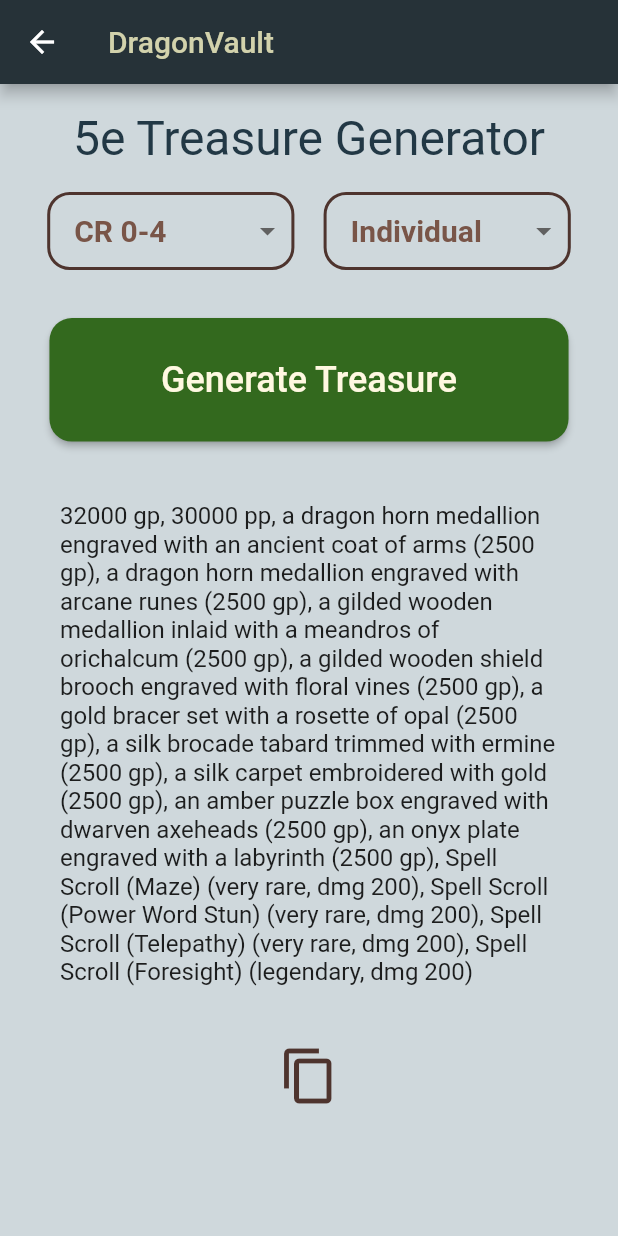
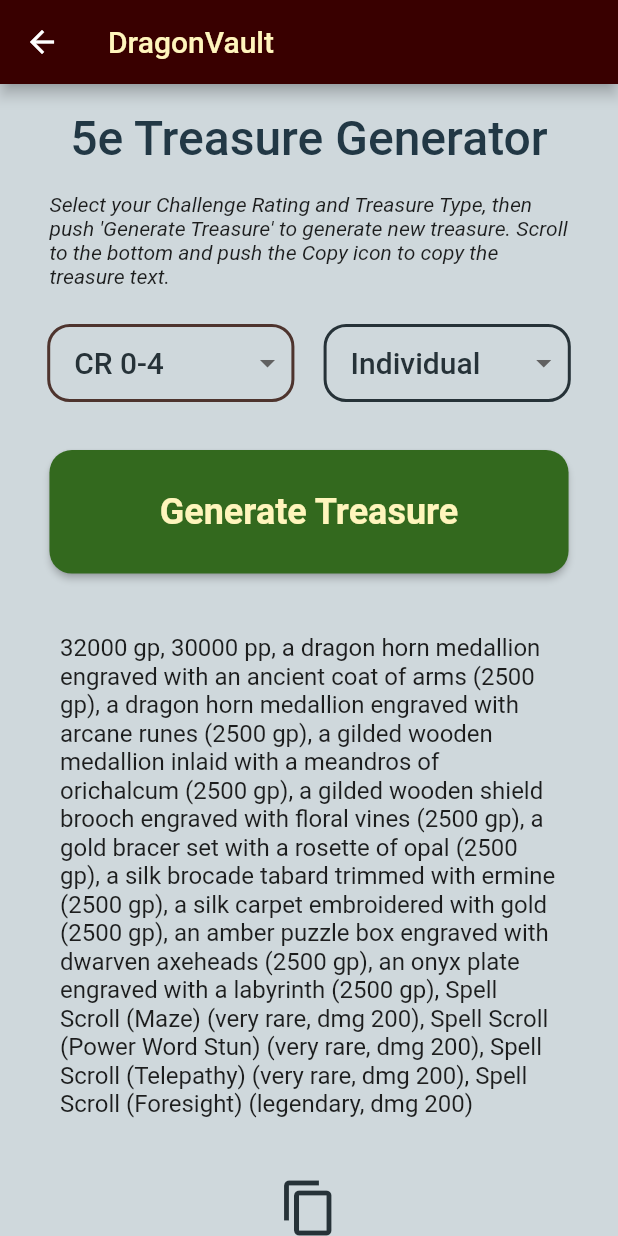
Before and after one commit to villagelder/generator5e, a Flutter app: the screen it shows after launch, after a tap on "Treasures", on a phone screen of 412 x 824 dp. Run offline on Flutter 3.47's test engine with Material 2 defaults, Android fonts, the phone set to English and light mode, and no system bars; Roboto replaces fonts that are missing (Georgia).

Commit message:
styled pages

```diff
--- a/lib/treasures.dart
+++ b/lib/DND5e/treasures.dart
@@ -9,10 +9,11 @@ class TreasuresPage extends MaterialPageRoute<Null> {
               title: const Text(
                 'DragonVault',
                 style: TextStyle(
-                  color: Color.fromRGBO(210, 210, 172, 1.0),
+                  fontFamily: 'Georgia',
+                  color: Color.fromRGBO(255, 245, 188, 1.0),
                 ),
               ),
-              backgroundColor:  Colors.blueGrey.shade900,
+              backgroundColor: const Color.fromRGBO(57, 0, 0, 1.0),
             ),
             body: SingleChildScrollView(
               scrollDirection: Axis.vertical,
@@ -26,10 +27,24 @@ class TreasuresPage extends MaterialPageRoute<Null> {
                         child: Text(
                           '5e Treasure Generator',
                           style: TextStyle(
+                            fontFamily: 'Georgia',
                             fontSize: 32,
+                            fontWeight: FontWeight.w500,
                             color: Color.fromRGBO(34, 56, 69, 1.0),
                           ),
                         ),
+                      ),
+                    ),
+                  ),
+                  SizedBox(
+                    width: MediaQuery.of(ctx).size.width * 0.84,
+                    child: const Padding(
+                      padding: EdgeInsets.fromLTRB(0, 12.0, 0, 12.0),
+                      child: Text(
+                        'Select your Challenge Rating and Treasure Type, then push \'Generate Treasure\' to '
+                        'generate new treasure. Scroll to the bottom and push the Copy icon to copy the treasure text.',
+                        style: TextStyle(
+                            fontFamily: 'Georgia', fontStyle: FontStyle.italic),
                       ),
                     ),
                   ),
@@ -50,7 +65,8 @@ class TreasuresPage extends MaterialPageRoute<Null> {
                       height: MediaQuery.of(ctx).size.height * 0.1,
                       child: ElevatedButton(
                         style: ElevatedButton.styleFrom(
-                          foregroundColor: Colors.amber.shade50,
+                          foregroundColor:
+                              const Color.fromRGBO(255, 245, 188, 1.0),
                           backgroundColor: Colors.lightGreen.shade900,
                           shape: RoundedRectangleBorder(
                             borderRadius: BorderRadius.circular(15),
@@ -59,7 +75,10 @@ class TreasuresPage extends MaterialPageRoute<Null> {
                         onPressed: () {},
                         child: const Text(
                           'Generate Treasure',
-                          style: TextStyle(fontSize: 24),
+                          style: TextStyle(
+                              fontFamily: 'Georgia',
+                              fontSize: 24,
+                              fontWeight: FontWeight.w600),
                         ),
                       ),
                     ),
@@ -81,13 +100,14 @@ class TreasuresPage extends MaterialPageRoute<Null> {
                             '(very rare, dmg 200), Spell Scroll (Power Word Stun) (very rare, dmg 200), '
                             'Spell Scroll (Telepathy) (very rare, dmg 200), Spell Scroll (Foresight) '
                             '(legendary, dmg 200)',
-                            style: TextStyle(fontSize: 16)),
+                            style:
+                                TextStyle(fontFamily: 'Georgia', fontSize: 16)),
                       ),
                       Padding(
                         padding: const EdgeInsets.fromLTRB(0, 0, 0, 20.0),
                         child: Icon(
                           Icons.copy,
-                          color: Colors.brown.shade800,
+                          color: Colors.blueGrey.shade900,
                           size: 40.0,
                         ),
                       ),
@@ -126,7 +146,9 @@ class _TreasureTypeDDBState extends State<TreasureTypeDDB> {
       decoration: BoxDecoration(
         borderRadius: BorderRadius.circular(15.0),
         border: Border.all(
-            color: Colors.brown.shade800, style: BorderStyle.solid, width: 2.0),
+            color: const Color.fromRGBO(38, 50, 56, 1.0),
+            style: BorderStyle.solid,
+            width: 2.0),
       ),
       width: MediaQuery.of(context).size.width * 0.4,
       child: DropdownButtonHideUnderline(
@@ -137,7 +159,11 @@ class _TreasureTypeDDBState extends State<TreasureTypeDDB> {
             icon: const Icon(Icons.arrow_drop_down_outlined),
             elevation: 16,
             style: const TextStyle(
-                color: Colors.brown, fontSize: 20, fontWeight: FontWeight.bold),
+              color: Color.fromRGBO(38, 50, 56, 1.0),
+              fontFamily: 'Georgia',
+              fontSize: 20,
+              fontWeight: FontWeight.w500,
+            ),
             underline: Container(
               height: 2,
               color: Colors.blueGrey,
@@ -181,7 +207,10 @@ class _ChallengeRatingDDBState extends State<ChallengeRatingDDB> {
             icon: const Icon(Icons.arrow_drop_down_outlined),
             elevation: 16,
             style: const TextStyle(
-                color: Colors.brown, fontSize: 20, fontWeight: FontWeight.bold),
+                color: Color.fromRGBO(38, 50, 56, 1.0),
+                fontFamily: 'Georgia',
+                fontSize: 20,
+                fontWeight: FontWeight.w500),
             underline: Container(
               height: 2,
               color: Colors.blueGrey,
--- a/lib/main.dart
+++ b/lib/main.dart
@@ -1,12 +1,12 @@
 import 'package:flutter/material.dart';
-import 'package:generator5e/encounters.dart';
-import 'package:generator5e/magicitems.dart';
-import 'package:generator5e/npcs.dart';
-import 'package:generator5e/spellsets.dart';
-import 'package:generator5e/traps.dart';
-import 'package:generator5e/treasures.dart';
-import 'package:generator5e/trinkets.dart';
-import 'package:generator5e/wildmagic.dart';
+import 'package:generator5e/DND5e/encounters.dart';
+import 'package:generator5e/DND5e/magicitems.dart';
+import 'package:generator5e/DND5e/npcs.dart';
+import 'package:generator5e/DND5e/spellsets.dart';
+import 'package:generator5e/DND5e/traps.dart';
+import 'package:generator5e/DND5e/treasures.dart';
+import 'package:generator5e/DND5e/trinkets.dart';
+import 'package:generator5e/DND5e/wildmagic.dart';
 
 void main() {
   runApp(const MaterialApp(
@@ -35,9 +35,9 @@ class MyApp extends StatelessWidget {
   const MyApp({super.key});
 
   @override
-  Widget build(BuildContext ctx) {
-    double screenWidth = MediaQuery.of(ctx).size.width;
-    double screenHeight = MediaQuery.of(ctx).size.height;
+  Widget build(BuildContext context) {
+    double screenWidth = MediaQuery.of(context).size.width;
+    double screenHeight = MediaQuery.of(context).size.height;
 
     return Scaffold(
       backgroundColor: Colors.blueGrey.shade100,
@@ -45,25 +45,27 @@ class MyApp extends StatelessWidget {
         title: const Text(
           'DragonVault',
           style: TextStyle(
-            color: Color.fromRGBO(151, 147, 95, 1.0),
+            fontFamily: 'Georgia',
+            color: Color.fromRGBO(255, 245, 188, 1.0),
           ),
         ),
-        backgroundColor: Colors.black87,
+        backgroundColor: const Color.fromRGBO(57, 0, 0, 1.0),
       ),
       body: Center(
         child: Column(
           children: [
-            const Padding(
-              padding: EdgeInsets.all(12.0),
+            Padding(
+              padding: const EdgeInsets.all(12.0),
               child: SizedBox(
                 height: 48,
                 child: Center(
                     child: Text(
                   '5e Generators',
                   style: TextStyle(
-                    fontWeight: FontWeight.bold,
-                    fontSize: 32,
-                    color: Colors.black54,
+                    fontFamily: 'Georgia',
+                    fontWeight: FontWeight.w500,
+                    fontSize: screenHeight * 0.05,
+                    color: const Color.fromRGBO(38, 50, 56, 1.0),
                   ),
                 )),
               ),
@@ -87,17 +89,18 @@ class MyApp extends StatelessWidget {
                                 backgroundColor: Colors.blueGrey.shade900,
                               ),
                               onPressed: () {
-                                Navigator.push(ctx, TreasuresPage());
+                                Navigator.push(context, TreasuresPage());
                               },
-                              child: const Align(
+                              child: Align(
                                 alignment: Alignment.center,
                                 child: Text(
                                   'Treasures',
                                   style: TextStyle(
-                                      fontSize: 22.0,
+                                      fontFamily: 'Georgia',
+                                      fontSize: screenHeight * 0.035,
                                       fontWeight: FontWeight.bold,
-                                      color:
-                                          Color.fromRGBO(255, 254, 179, 1.0)),
+                                      color: const Color.fromRGBO(
+                                          255, 245, 188, 1.0)),
                                 ),
                               ),
                             ),
@@ -117,18 +120,20 @@ class MyApp extends StatelessWidget {
                             backgroundColor: Colors.blueGrey.shade800,
                           ),
                           onPressed: () {
-                            Navigator.push(ctx, TrapsPage());
+                            Navigator.push(context, TrapsPage());
                           },
-                          child: const Align(
+                          child: Align(
                             alignment: Alignment.center,
                             child: Padding(
-                              padding: EdgeInsets.all(2.0),
+                              padding: const EdgeInsets.all(2.0),
                               child: Text(
                                 'Traps',
                                 style: TextStyle(
-                                    fontSize: 22.0,
+                                    fontFamily: 'Georgia',
+                                    fontSize: screenHeight * 0.035,
                                     fontWeight: FontWeight.bold,
-                                    color: Color.fromRGBO(255, 254, 179, 1.0)),
+                                    color: const Color.fromRGBO(
+                                        255, 245, 188, 1.0)),
                               ),
                             ),
                           ),
@@ -149,18 +154,20 @@ class MyApp extends StatelessWidget {
                             backgroundColor: Colors.blueGrey.shade700,
                           ),
                           onPressed: () {
-                            Navigator.push(ctx, NPCsPage());
+                            Navigator.push(context, WildMagicPage());
                           },
-                          child: const Align(
+                          child: Align(
                             alignment: Alignment.center,
                             child: Padding(
-                              padding: EdgeInsets.all(2.0),
+                              padding: const EdgeInsets.all(2.0),
                               child: Text(
-                                'Non-Players',
+                                'Wild Magic',
                                 style: TextStyle(
-                                    fontSize: 22.0,
+                                    fontFamily: 'Georgia',
+                                    fontSize: screenHeight * 0.033,
                                     fontWeight: FontWeight.bold,
-                                    color: Color.fromRGBO(255, 254, 179, 1.0)),
+                                    color: const Color.fromRGBO(
+                                        255, 245, 188, 1.0)),
                               ),
                             ),
                           ),
@@ -181,18 +188,20 @@ class MyApp extends StatelessWidget {
                             backgroundColor: Colors.blueGrey.shade600,
                           ),
                           onPressed: () {
-                            Navigator.push(ctx, WildMagicPage());
+                            Navigator.push(context, NPCsPage());
                           },
-                          child: const Align(
+                          child: Align(
                             alignment: Alignment.center,
                             child: Padding(
-                              padding: EdgeInsets.all(2.0),
+                              padding: const EdgeInsets.all(2.0),
                               child: Text(
-                                'Wild Magic',
+                                'NPCs',
                                 style: TextStyle(
-                                    fontSize: 22.0,
+                                    fontFamily: 'Georgia',
+                                    fontSize: screenHeight * 0.035,
                                     fontWeight: FontWeight.bold,
-                                    color: Color.fromRGBO(255, 254, 179, 1.0)),
+                                    color: const Color.fromRGBO(
+                                        255, 245, 188, 1.0)),
                               ),
                             ),
                           ),
@@ -214,21 +223,23 @@ class MyApp extends StatelessWidget {
                             shape: RoundedRectangleBorder(
                               borderRadius: BorderRadius.circular(20.0),
                             ),
-                            backgroundColor: Colors.blueGrey.shade500,
+                            backgroundColor: Colors.blueGrey.shade900,
                           ),
                           onPressed: () {
-                            Navigator.push(ctx, MagicItemsPage());
+                            Navigator.push(context, MagicItemsPage());
                           },
-                          child: const Align(
+                          child: Align(
                             alignment: Alignment.center,
                             child: Padding(
-                              padding: EdgeInsets.all(2.0),
+                              padding: const EdgeInsets.all(2.0),
                               child: Text(
                                 'Magic Items',
                                 style: TextStyle(
-                                    fontSize: 22.0,
+                                    fontFamily: 'Georgia',
+                                    fontSize: screenHeight * 0.03,
                                     fontWeight: FontWeight.bold,
-                                    color: Color.fromRGBO(255, 254, 179, 1.0)),
+                                    color: const Color.fromRGBO(
+                                        255, 245, 188, 1.0)),
                               ),
                             ),
                           ),
@@ -246,21 +257,23 @@ class MyApp extends StatelessWidget {
                             shape: RoundedRectangleBorder(
                               borderRadius: BorderRadius.circular(20.0),
                             ),
-                            backgroundColor: Colors.blueGrey.shade400,
+                            backgroundColor: Colors.blueGrey.shade800,
                           ),
                           onPressed: () {
-                            Navigator.push(ctx, TrinketsPage());
+                            Navigator.push(context, TrinketsPage());
                           },
-                          child: const Align(
+                          child: Align(
                             alignment: Alignment.center,
                             child: Padding(
-                              padding: EdgeInsets.all(2.0),
+                              padding: const EdgeInsets.all(2.0),
                               child: Text(
                                 'Trinkets',
                                 style: TextStyle(
-                                    fontSize: 22.0,
+                                    fontFamily: 'Georgia',
+                                    fontSize: screenHeight * 0.035,
                                     fontWeight: FontWeight.bold,
-                                    color: Color.fromRGBO(255, 254, 179, 1.0)),
+                                    color: const Color.fromRGBO(
+                                        255, 245, 188, 1.0)),
                               ),
                             ),
                           ),
@@ -278,21 +291,23 @@ class MyApp extends StatelessWidget {
                             shape: RoundedRectangleBorder(
                               borderRadius: BorderRadius.circular(20.0),
                             ),
-                            backgroundColor: Colors.blueGrey.shade300,
+                            backgroundColor: Colors.blueGrey.shade700,
                           ),
                           onPressed: () {
-                            Navigator.push(ctx, SpellSetsPage());
+                            Navigator.push(context, SpellSetsPage());
                           },
-                          child: const Align(
+                          child: Align(
                             alignment: Alignment.center,
                             child: Padding(
-                              padding: EdgeInsets.all(2.0),
+                              padding: const EdgeInsets.all(2.0),
                               child: Text(
                                 'Spell Sets',
                                 style: TextStyle(
-                                    fontSize: 22.0,
+                                    fontFamily: 'Georgia',
+                                    fontSize: screenHeight * 0.035,
                                     fontWeight: FontWeight.bold,
-                                    color: Color.fromRGBO(255, 254, 179, 1.0)),
+                                    color: const Color.fromRGBO(
+                                        255, 245, 188, 1.0)),
                               ),
                             ),
                           ),
@@ -310,21 +325,23 @@ class MyApp extends StatelessWidget {
                             shape: RoundedRectangleBorder(
                               borderRadius: BorderRadius.circular(20.0),
                             ),
-                            backgroundColor: Colors.blueGrey.shade200,
+                            backgroundColor: Colors.blueGrey.shade600,
                           ),
                           onPressed: () {
-                            Navigator.push(ctx, EncountersPage());
+                            Navigator.push(context, EncountersPage());
                           },
-                          child: const Align(
+                          child: Align(
                             alignment: Alignment.center,
                             child: Padding(
-                              padding: EdgeInsets.all(2.0),
+                              padding: const EdgeInsets.all(2.0),
                               child: Text(
                                 'Encounters',
                                 style: TextStyle(
-                                    fontSize: 22.0,
+                                    fontFamily: 'Georgia',
+                                    fontSize: screenHeight * 0.032,
                                     fontWeight: FontWeight.bold,
-                                    color: Color.fromRGBO(255, 254, 179, 1.0)),
+                                    color: const Color.fromRGBO(
+                                        255, 245, 188, 1.0)),
                               ),
                             ),
                           ),
```
Also changed, not shown: lib/DND5e/encounters.dart (added, +40 -0 lines), lib/DND5e/generators5e.dart (added, +336 -0 lines), lib/encounters.dart (deleted, +0 -40 lines), lib/DND5e/magicitems.dart (renamed from lib/magicitems.dart), lib/DND5e/npcs.dart (renamed from lib/npcs.dart), lib/DND5e/spellsets.dart (renamed from lib/spellsets.dart), lib/DND5e/traps.dart (renamed from lib/traps.dart), lib/DND5e/trinkets.dart (renamed from lib/trinkets.dart), lib/DND5e/wildmagic.dart (renamed from lib/wildmagic.dart).
